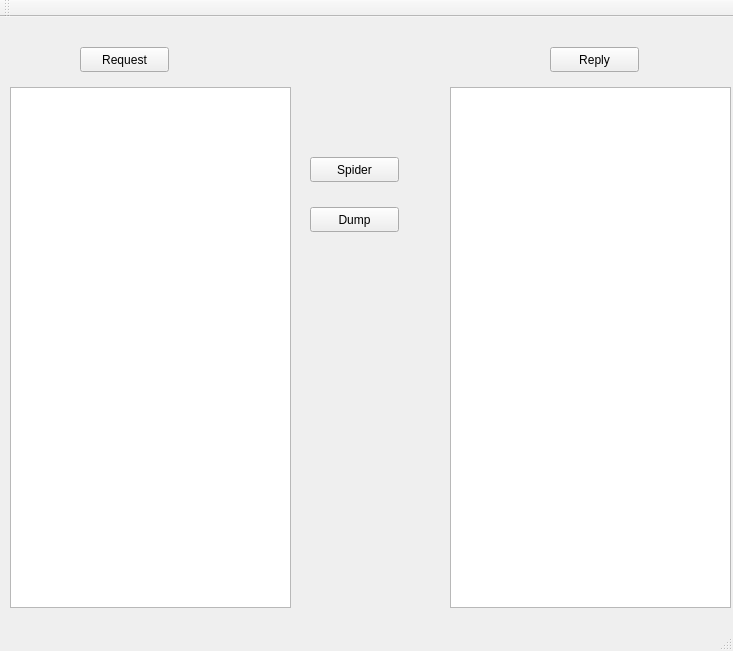
The window that ArachnID/mainwindow.ui (Andreymazepas/ArachnID) describes before a commit, drawn with Qt 5.
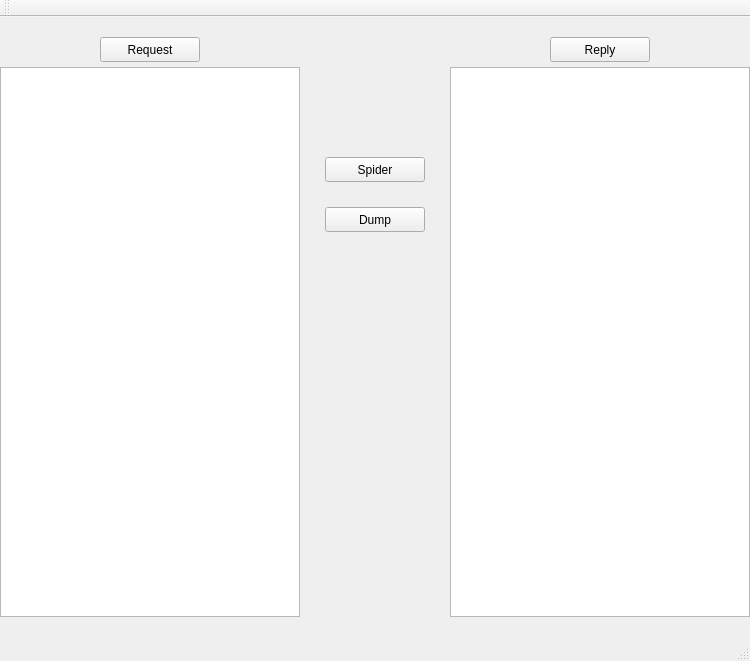
The same window after the commit.

Commit message: tweaking position of ui components

What changed in the file:
```diff
--- a/ArachnID/mainwindow.ui
+++ b/ArachnID/mainwindow.ui
@@ -6,8 +6,8 @@
    <rect>
     <x>0</x>
     <y>0</y>
-    <width>733</width>
-    <height>651</height>
+    <width>750</width>
+    <height>661</height>
    </rect>
   </property>
   <property name="windowTitle">
@@ -17,10 +17,10 @@
    <widget class="QListView" name="listView">
     <property name="geometry">
      <rect>
-      <x>10</x>
-      <y>70</y>
-      <width>281</width>
-      <height>521</height>
+      <x>0</x>
+      <y>50</y>
+      <width>300</width>
+      <height>550</height>
      </rect>
     </property>
    </widget>
@@ -28,18 +28,18 @@
     <property name="geometry">
      <rect>
       <x>450</x>
-      <y>70</y>
-      <width>281</width>
-      <height>521</height>
+      <y>50</y>
+      <width>300</width>
+      <height>550</height>
      </rect>
     </property>
    </widget>
    <widget class="QPushButton" name="pushButton">
     <property name="geometry">
      <rect>
-      <x>310</x>
+      <x>325</x>
       <y>140</y>
-      <width>89</width>
+      <width>100</width>
       <height>25</height>
      </rect>
     </property>
@@ -50,9 +50,9 @@
    <widget class="QPushButton" name="pushButton_2">
     <property name="geometry">
      <rect>
-      <x>310</x>
+      <x>325</x>
       <y>190</y>
-      <width>89</width>
+      <width>100</width>
       <height>25</height>
      </rect>
     </property>
@@ -63,9 +63,9 @@
    <widget class="QPushButton" name="pushButton_3">
     <property name="geometry">
      <rect>
-      <x>80</x>
-      <y>30</y>
-      <width>89</width>
+      <x>100</x>
+      <y>20</y>
+      <width>100</width>
       <height>25</height>
      </rect>
     </property>
@@ -77,8 +77,8 @@
     <property name="geometry">
      <rect>
       <x>550</x>
-      <y>30</y>
-      <width>89</width>
+      <y>20</y>
+      <width>100</width>
       <height>25</height>
      </rect>
     </property>
```
Left out of the diff: 2 changed lines with no effect on the pictures. The commit also changes 1 other file.
